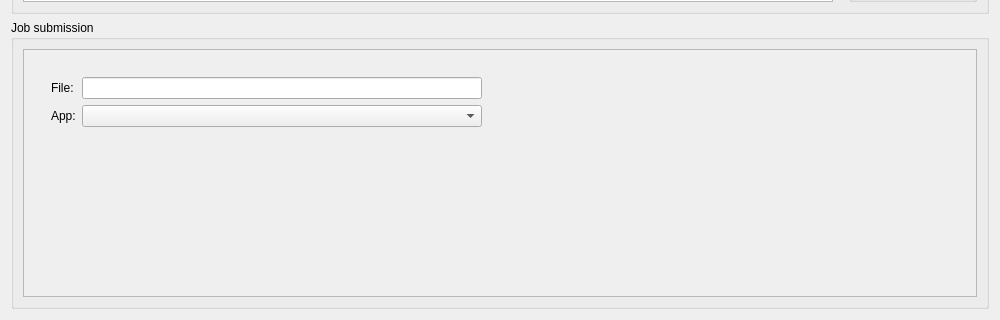
The window that Code/ui/caesarwidget.ui (VisIVOLab/ViaLacteaVisualAnalytics) describes before a commit, drawn with Qt 5; both pictures show x 0 to 1000 and y 580 to 900 of the 1000 by 900 pixel window.
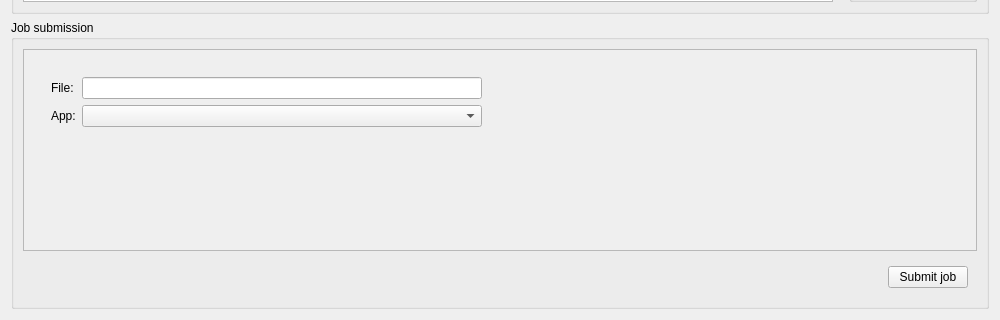
The same window after the commit.

Commit message: Job submission and auto-refresh jobs status

```diff
--- a/Code/ui/caesarwidget.ui
+++ b/Code/ui/caesarwidget.ui
@@ -263,7 +263,7 @@
            <x>0</x>
            <y>0</y>
            <width>956</width>
-           <height>246</height>
+           <height>199</height>
           </rect>
          </property>
          <layout class="QHBoxLayout" name="horizontalLayout_3">
@@ -333,6 +333,32 @@
         </widget>
        </widget>
       </item>
+      <item>
+       <widget class="QWidget" name="submissionLine" native="true">
+        <layout class="QHBoxLayout" name="horizontalLayout_4">
+         <item>
+          <spacer name="horizontalSpacer_4">
+           <property name="orientation">
+            <enum>Qt::Horizontal</enum>
+           </property>
+           <property name="sizeHint" stdset="0">
+            <size>
+             <width>40</width>
+             <height>20</height>
+            </size>
+           </property>
+          </spacer>
+         </item>
+         <item>
+          <widget class="QPushButton" name="jobSubmitButton">
+           <property name="text">
+            <string>Submit job</string>
+           </property>
+          </widget>
+         </item>
+        </layout>
+       </widget>
+      </item>
      </layout>
     </widget>
    </item>
```
The commit also changes 2 other files.
